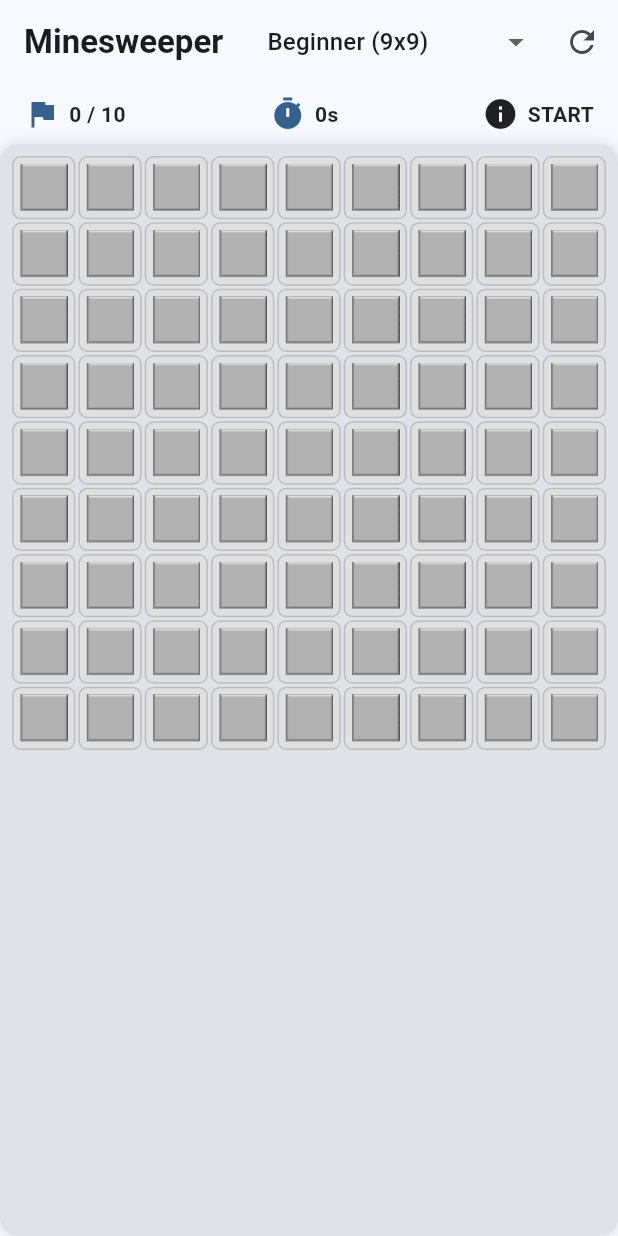
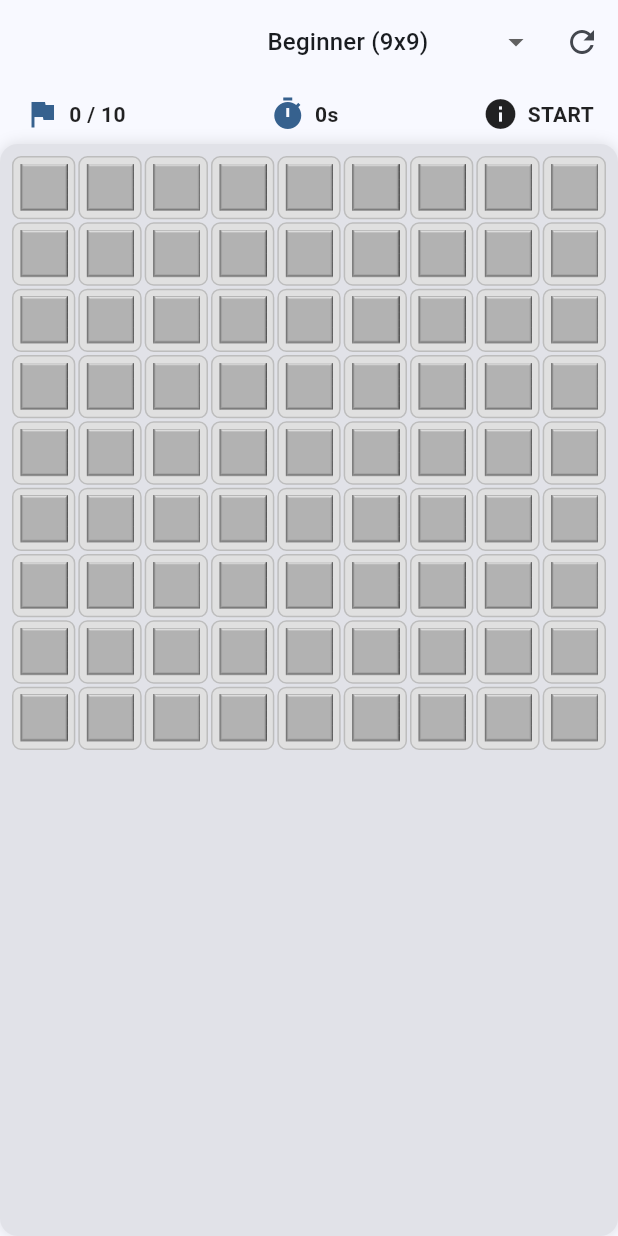
Before and after one commit to Wratheus/MineSweeper-Flutter, a Flutter app: the screen it shows after launch, on a phone screen of 412 x 824 dp. Run offline on Flutter 3.47's test engine with Material 3 defaults, Android fonts, the phone set to English and light mode, and no system bars.

Commit message:
style changes (rm appbar)

```diff
--- a/lib/src/feature/game/widgets/screen.dart
+++ b/lib/src/feature/game/widgets/screen.dart
@@ -82,10 +82,6 @@
 
     return Scaffold(
       appBar: AppBar(
-        title: const Text(
-          'Minesweeper',
-          style: TextStyle(fontWeight: FontWeight.bold),
-        ),
         actions: [
           _buildDifficultySelector(),
           IconButton(icon: const Icon(Icons.refresh), onPressed: _startNewGame),
```
